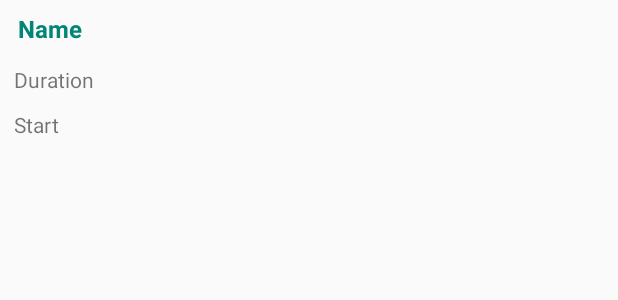
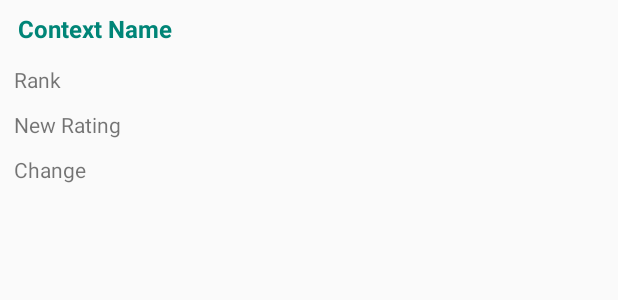
Before and after one commit to ajay-prabhakar/Codeforces, an Android app: the layout list_contest.xml on its own in the app's theme, with its tools: preview values and no code run, on a phone screen of 412 x 824 dp. Shown: the top 300 px of the screen. Run offline under Robolectric (Android 15) with nearby library versions, the phone set to English and light mode, and no system bars.

Commit message:
Layout Change

```diff
--- a/app/src/main/res/layout/activity_main.xml
+++ b/app/src/main/res/layout/activity_main.xml
@@ -6,13 +6,10 @@
     android:layout_height="match_parent"
     tools:context=".MainActivity">
 
-
-
-    <ListView
-        android:id="@+id/rvList"
+    <android.support.v7.widget.RecyclerView
+        android:id="@+id/contestsAppeared"
         android:layout_width="match_parent"
         android:layout_height="match_parent"
-        android:paddingTop="4dp"
-        android:scrollbars="vertical" />
+        android:layout_margin="15dp"/>
 
 </android.support.constraint.ConstraintLayout>
--- a/app/src/main/res/layout/list_contest.xml
+++ b/app/src/main/res/layout/list_contest.xml
@@ -16,29 +16,40 @@
         android:textColor="@color/colorPrimary"
         android:textSize="16sp"
         android:textStyle="bold"
-        tools:text="Name"
+        tools:text="Context Name"
         tools:ignore="MissingPrefix"
         android:padding="8dp"/>
 
     <TextView
-        android:id="@+id/tvDuration"
+        android:id="@+id/tvRank"
         android:layout_width="wrap_content"
         android:layout_height="wrap_content"
         android:layout_marginLeft="4dp"
         android:layout_marginStart="4dp"
         android:textSize="14sp"
-        tools:text="Duration"
+        tools:text="Rank"
         android:padding="5dp"/>
     <TextView
-        android:id="@+id/tvStart"
+        android:id="@+id/tvnewRating"
         android:layout_width="wrap_content"
         android:layout_height="wrap_content"
         android:layout_marginLeft="4dp"
         android:layout_marginStart="4dp"
         android:textSize="14sp"
-        tools:text="Start"
+        tools:text="New Rating"
+        android:padding="5dp"/>
+
+    <TextView
+        android:id="@+id/tvChange"
+        android:layout_width="wrap_content"
+        android:layout_height="wrap_content"
+        android:layout_marginLeft="4dp"
+        android:layout_marginStart="4dp"
+        android:textSize="14sp"
+        tools:text="Change"
         android:padding="5dp"/>
 
 
 
+
 </LinearLayout>
```
